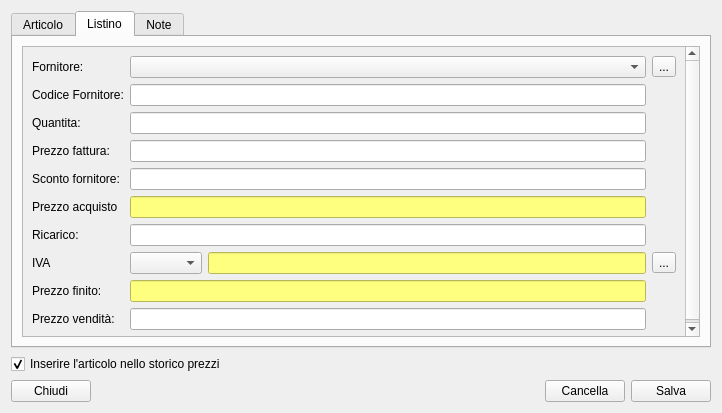
Above: moduleMagazzino/articolodialog.ui from kvsd/Gestionale before the change. Below: the same form after it.
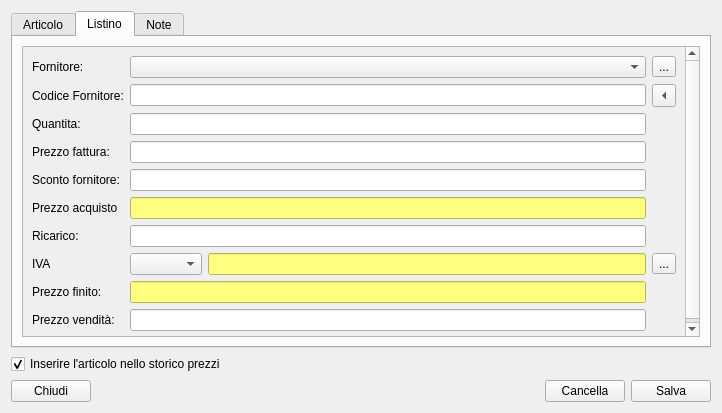
That is the form after the change. The open tabs and pages were chosen to show the change.

```diff
--- a/moduleMagazzino/articolodialog.ui
+++ b/moduleMagazzino/articolodialog.ui
@@ -211,8 +211,8 @@
            <rect>
             <x>0</x>
             <y>0</y>
-            <width>667</width>
-            <height>330</height>
+            <width>666</width>
+            <height>310</height>
            </rect>
           </property>
           <layout class="QVBoxLayout" name="verticalLayout">
@@ -400,6 +400,19 @@
                </property>
               </widget>
              </item>
+             <item row="1" column="3">
+              <widget class="QToolButton" name="pb_copy_cod_art">
+               <property name="toolTip">
+                <string>Copia codice articolo</string>
+               </property>
+               <property name="text">
+                <string>...</string>
+               </property>
+               <property name="arrowType">
+                <enum>Qt::LeftArrow</enum>
+               </property>
+              </widget>
+             </item>
             </layout>
            </item>
            <item>
```
Left out of the diff: 43 changed lines with no effect on the pictures.
